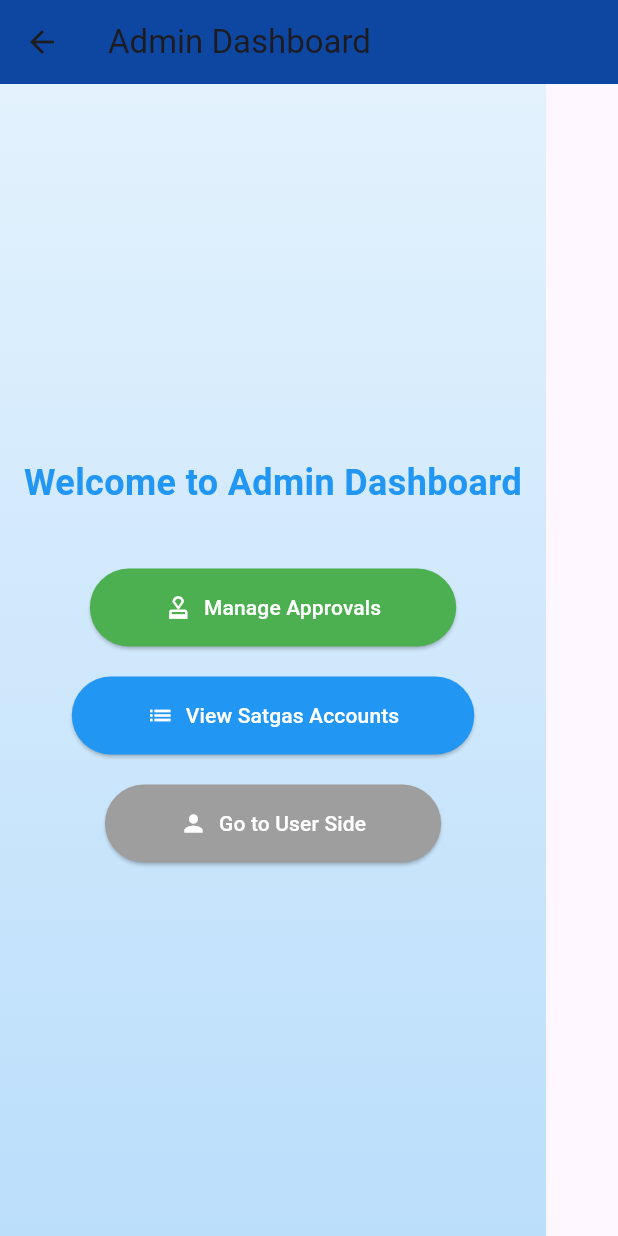
After one commit to ArvaRasendriya/SistemParkirSekolah, a Flutter app: the AdminDashboardPage screen opened by its route, on a phone screen of 412 x 824 dp. The commit adds this screen. Run offline on Flutter 3.47's test engine with Material 3 defaults, Android fonts, the phone set to English and light mode, and no system bars; our stand-ins replace image_picker, qr_flutter, supabase_flutter; missing offline and left inert: mobile_scanner; accounts and stored records are empty; network calls fail.

Commit message:
admin-side

```diff
--- /dev/null
+++ b/lib/pages/admin_dashboard_page.dart
@@ -0,0 +1,101 @@
+import 'package:flutter/material.dart';
+import 'admin_approval_page.dart';
+import 'satgas_list_page.dart';
+import 'profile_page.dart';
+
+class AdminDashboardPage extends StatelessWidget {
+  const AdminDashboardPage({super.key});
+
+  @override
+  Widget build(BuildContext context) {
+    return Scaffold(
+      appBar: AppBar(
+        title: const Text('Admin Dashboard'),
+        backgroundColor: Colors.blue[900],
+      ),
+      body: Container(
+        decoration: BoxDecoration(
+          gradient: LinearGradient(
+            colors: [Colors.blue[50]!, Colors.blue[100]!],
+            begin: Alignment.topCenter,
+            end: Alignment.bottomCenter,
+          ),
+        ),
+        child: Padding(
+          padding: const EdgeInsets.all(16.0),
+          child: Column(
+            mainAxisAlignment: MainAxisAlignment.center,
+            children: [
+              const Text(
+                'Welcome to Admin Dashboard',
+                style: TextStyle(
+                  fontSize: 24,
+                  fontWeight: FontWeight.bold,
+                  color: Colors.blue,
+                ),
+                textAlign: TextAlign.center,
+              ),
+              const SizedBox(height: 40),
+              ElevatedButton.icon(
+                onPressed: () {
+                  Navigator.push(
+                    context,
+                    MaterialPageRoute(builder: (context) => const AdminApprovalPage()),
+                  );
+                },
+                icon: const Icon(Icons.approval),
+                label: const Text('Manage Approvals'),
+                style: ElevatedButton.styleFrom(
+                  backgroundColor: Colors.green,
+                  foregroundColor: Colors.white,
+                  padding: const EdgeInsets.symmetric(horizontal: 50, vertical: 16),
+                  shape: RoundedRectangleBorder(
+                    borderRadius: BorderRadius.circular(30),
+                  ),
+                ),
+              ),
+              const SizedBox(height: 20),
+              ElevatedButton.icon(
+                onPressed: () {
+                  Navigator.push(
+                    context,
+                    MaterialPageRoute(builder: (context) => const SatgasListPage()),
+                  );
+                },
+                icon: const Icon(Icons.list),
+                label: const Text('View Satgas Accounts'),
+                style: ElevatedButton.styleFrom(
+                  backgroundColor: Colors.blue,
+                  foregroundColor: Colors.white,
+                  padding: const EdgeInsets.symmetric(horizontal: 50, vertical: 16),
+                  shape: RoundedRectangleBorder(
+                    borderRadius: BorderRadius.circular(30),
+                  ),
+                ),
+              ),
+              const SizedBox(height: 20),
+              ElevatedButton.icon(
+                onPressed: () {
+                  Navigator.push(
+                    context,
+                    MaterialPageRoute(builder: (context) => const ProfilePage()),
+                  );
+                },
+                icon: const Icon(Icons.person),
+                label: const Text('Go to User Side'),
+                style: ElevatedButton.styleFrom(
+                  backgroundColor: Colors.grey,
+                  foregroundColor: Colors.white,
+                  padding: const EdgeInsets.symmetric(horizontal: 50, vertical: 16),
+                  shape: RoundedRectangleBorder(
+                    borderRadius: BorderRadius.circular(30),
+                  ),
+                ),
+              ),
+            ],
+          ),
+        ),
+      ),
+    );
+  }
+}
```
Also changed, not shown: lib/auth/auth.gate.dart (+17 -1 lines), lib/auth/auth_service.dart (+15 -0 lines), lib/main.dart (+11 -2 lines), lib/pages/profile_page.dart (+7 -3 lines), lib/pages/satgas_list_page.dart (added, +127 -0 lines), 1 other file.
